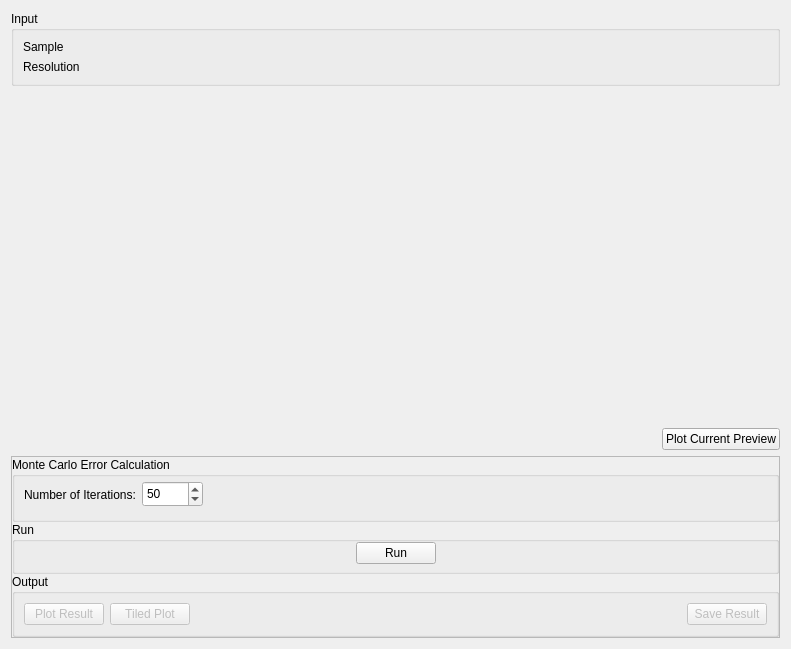
Old version of the form qt/scientific_interfaces/Indirect/Iqt.ui in the repository mantidproject/mantid.
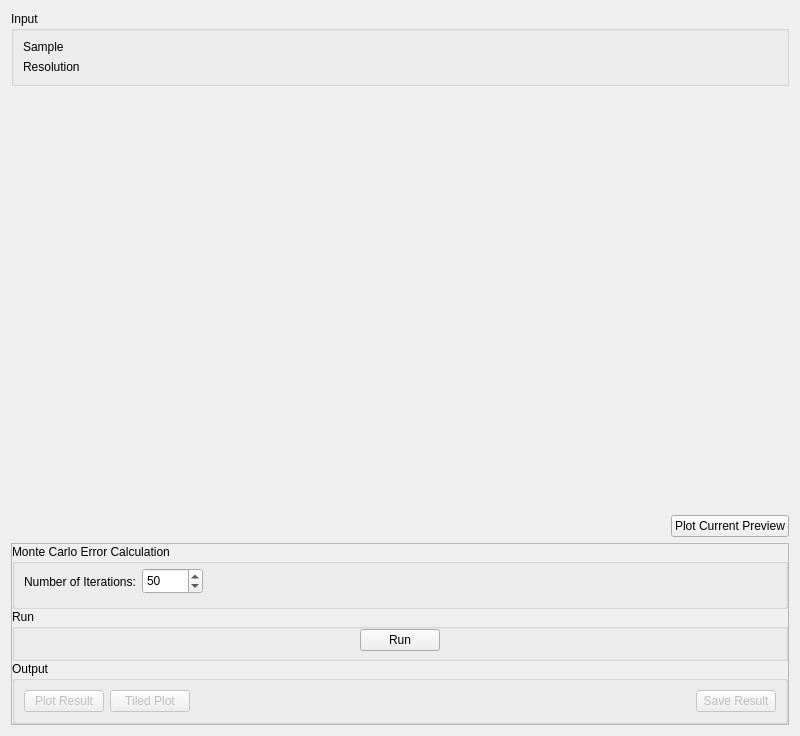
New version of the form. Custom widgets are drawn as their Qt base class.

```diff
--- a/qt/scientific_interfaces/Indirect/Iqt.ui
+++ b/qt/scientific_interfaces/Indirect/Iqt.ui
@@ -6,8 +6,8 @@
    <rect>
     <x>0</x>
     <y>0</y>
-    <width>791</width>
-    <height>649</height>
+    <width>800</width>
+    <height>736</height>
    </rect>
   </property>
   <property name="windowTitle">
```
